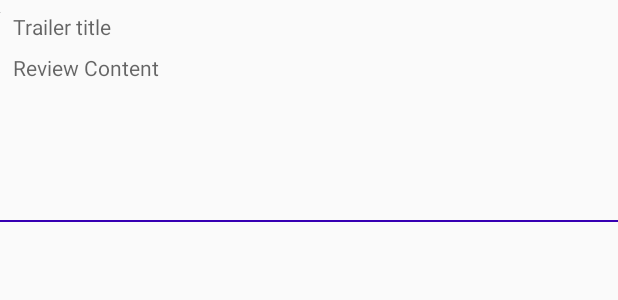
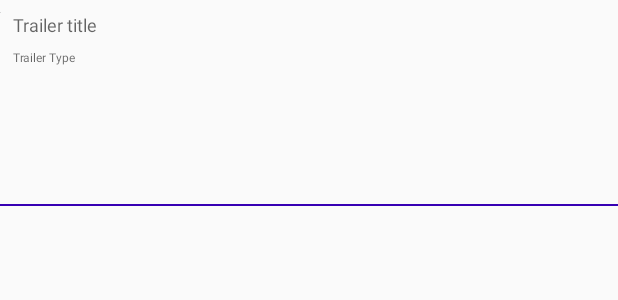
Before and after one commit to Joel-fogue/udacity-popular-movies-part2, an Android app: the layout single_trailer.xml on its own in the app's theme, with its tools: preview values and no code run, on a phone screen of 412 x 824 dp. Shown: the top 300 px of the screen. Run offline under Robolectric (Android 15) with nearby library versions, the phone set to English and light mode, and no system bars.

```diff
--- a/app/src/main/java/main/android/com/popularmoviesapp/AsyncTasks/FetchAllTrailersAsyncTask.java
+++ b/app/src/main/java/main/android/com/popularmoviesapp/AsyncTasks/FetchAllTrailersAsyncTask.java
@@ -53,7 +53,6 @@ public class FetchAllTrailersAsyncTask extends AsyncTask<URL, Void, JSONArray> {
 
     @Override
     protected void onPostExecute(JSONArray allTrailers) {
-        Log.v("trailer 2", allTrailers.length()+"");
         for (int i = 0; i < allTrailers.length(); i++) {
             JSONObject singleTrailerJsonObject = null;
             try {
@@ -61,7 +60,8 @@ public class FetchAllTrailersAsyncTask extends AsyncTask<URL, Void, JSONArray> {
                 String trailerId = singleTrailerJsonObject.getString(mTrailersContext.getString(R.string.trailerId));
                 String trailerName = singleTrailerJsonObject.getString(mTrailersContext.getString(R.string.trailerName));
                 String trailerKey = singleTrailerJsonObject.getString(mTrailersContext.getString(R.string.trailerKey));
-                Trailer aTrailer = new Trailer(trailerId, trailerName, trailerKey);
+                String trailerType = singleTrailerJsonObject.getString(mTrailersContext.getString(R.string.trailerType));
+                Trailer aTrailer = new Trailer(trailerId, trailerKey, trailerName, trailerType);
                 mTrailersPojosArrayList.add(aTrailer);
             } catch (JSONException e) {
                 e.printStackTrace();
--- a/app/src/main/res/layout/activity_movie_details.xml
+++ b/app/src/main/res/layout/activity_movie_details.xml
@@ -132,7 +132,7 @@
             app:layout_constraintEnd_toEndOf="parent"
             app:layout_constraintHorizontal_bias="0.0"
             app:layout_constraintStart_toStartOf="parent"
-            app:layout_constraintTop_toBottomOf="@+id/mTrailersRecyclerView" />
+            app:layout_constraintTop_toBottomOf="@+id/mTrailersRecyclerViewId" />
 
         <android.support.v7.widget.RecyclerView
             android:id="@+id/reviewsId"
@@ -145,7 +145,7 @@
             app:layout_constraintTop_toBottomOf="@+id/mReviewsHeader" />
 
         <android.support.v7.widget.RecyclerView
-            android:id="@+id/mTrailersRecyclerView"
+            android:id="@+id/mTrailersRecyclerViewId"
             android:layout_width="0dp"
             android:layout_height="wrap_content"
             android:padding="16dp"
--- a/app/src/main/res/layout/single_trailer.xml
+++ b/app/src/main/res/layout/single_trailer.xml
@@ -8,7 +8,7 @@
     android:padding="0dp">
 
     <ImageView
-        android:id="@+id/imageView"
+        android:id="@+id/mTrailerImageView"
         android:layout_width="wrap_content"
         android:layout_height="wrap_content"
         android:layout_marginTop="8dp"
@@ -26,12 +26,13 @@
         android:layout_marginEnd="8dp"
         android:layout_marginRight="8dp"
         android:hint="Trailer title "
+        android:textSize="12sp"
         app:layout_constraintEnd_toEndOf="parent"
-        app:layout_constraintStart_toEndOf="@+id/imageView"
+        app:layout_constraintStart_toEndOf="@+id/mTrailerImageView"
         app:layout_constraintTop_toTopOf="parent" />
 
     <TextView
-        android:id="@+id/mReviewsContent"
+        android:id="@+id/mTrailerType"
         android:layout_width="0dp"
         android:layout_height="wrap_content"
         android:layout_marginStart="8dp"
@@ -39,10 +40,11 @@
         android:layout_marginTop="8dp"
         android:layout_marginEnd="8dp"
         android:layout_marginRight="8dp"
-        android:hint="Review Content"
+        android:hint="Trailer Type"
+        android:textSize="8sp"
         app:layout_constraintEnd_toEndOf="parent"
         app:layout_constraintHorizontal_bias="0.0"
-        app:layout_constraintStart_toEndOf="@+id/imageView"
+        app:layout_constraintStart_toEndOf="@+id/mTrailerImageView"
         app:layout_constraintTop_toBottomOf="@+id/mTrailerName" />
 
     <TextView
@@ -56,7 +58,7 @@
         app:layout_constraintEnd_toEndOf="parent"
         app:layout_constraintHorizontal_bias="1.0"
         app:layout_constraintStart_toStartOf="parent"
-        app:layout_constraintTop_toBottomOf="@+id/mReviewsContent" />
+        app:layout_constraintTop_toBottomOf="@+id/mTrailerType" />
 
 
 </android.support.constraint.ConstraintLayout>
--- a/app/src/main/res/values/strings.xml
+++ b/app/src/main/res/values/strings.xml
@@ -45,4 +45,5 @@
     <string name="trailerId">id</string>
     <string name="trailerName">name</string>
     <string name="trailerKey">key</string>
+    <string name="trailerType">type</string>
 </resources>
```
Also changed, not shown: app/src/main/java/main/android/com/popularmoviesapp/Adapters/TrailersAdapter.java (+20 -9 lines), app/src/main/java/main/android/com/popularmoviesapp/MovieDetailsActivity.java (+20 -3 lines), app/src/main/java/main/android/com/popularmoviesapp/parcels/Trailer.java (+37 -2 lines).
